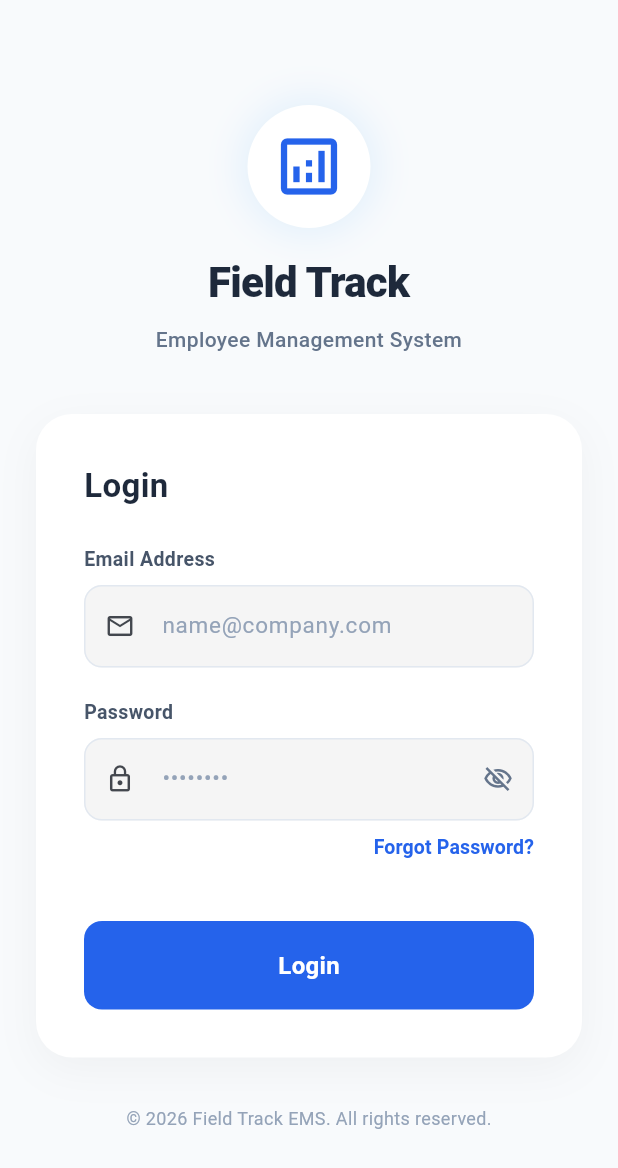
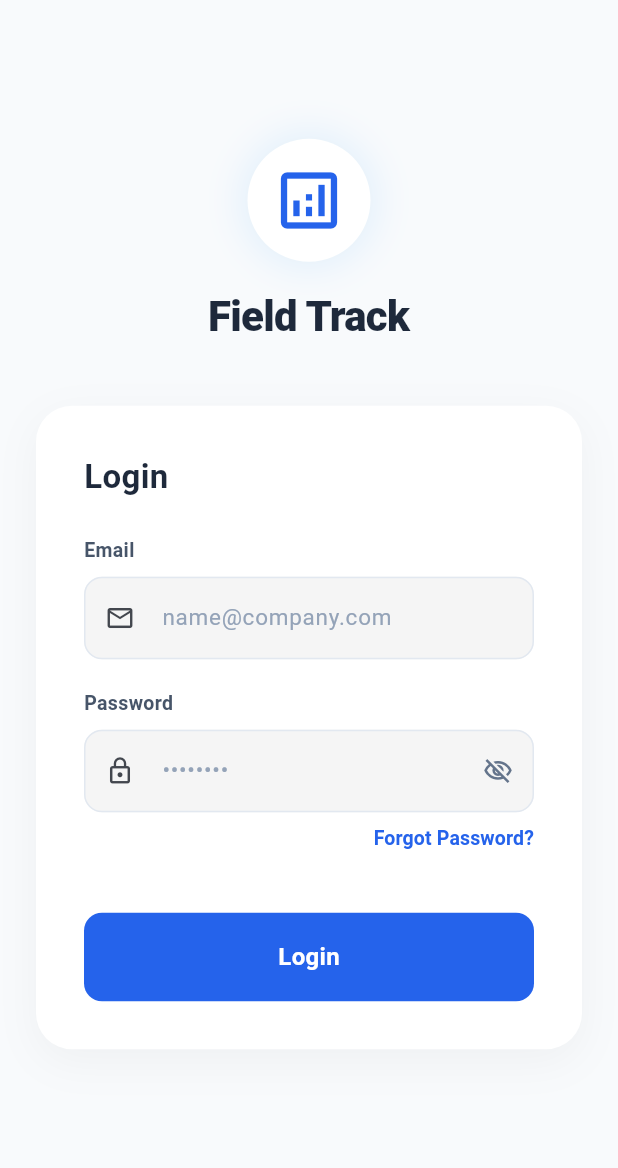
Before and after one commit to Het1605/field_track, a Flutter app: the screen it shows after launch, on a phone screen of 412 x 824 dp. Shown: the top 1168 px of the screen. Run offline on Flutter 3.47's test engine with Material 3 defaults, Android fonts, the phone set to English and light mode, and no system bars; our stand-ins replace flutter_dotenv, geolocator, permission_handler, shared_preferences, sqflite; missing offline and left inert: flutter_background_service; accounts and stored records are empty.

Commit message:
fix small Ui

```diff
--- a/lib/screens/login_screen.dart
+++ b/lib/screens/login_screen.dart
@@ -126,16 +126,6 @@ class _LoginScreenState extends State<LoginScreen> {
                     letterSpacing: -0.5,
                   ),
                 ),
-                const SizedBox(height: 8),
-                const Text(
-                  'Employee Management System',
-                  textAlign: TextAlign.center,
-                  style: TextStyle(
-                    fontSize: 14,
-                    color: Color(0xFF64748B),
-                    fontWeight: FontWeight.w500,
-                  ),
-                ),
                 const SizedBox(height: 40),
 
                 // Login Form Container
@@ -170,7 +160,7 @@ class _LoginScreenState extends State<LoginScreen> {
 
                         // Email Field
                         _buildInputField(
-                          label: 'Email Address',
+                          label: 'Email',
                           hint: 'name@company.com',
                           controller: _emailController,
                           icon: Icons.mail_outline,
@@ -240,10 +230,6 @@ class _LoginScreenState extends State<LoginScreen> {
                 ),
 
                 const SizedBox(height: 32),
-                const Text(
-                  '© 2026 Field Track EMS. All rights reserved.',
-                  style: TextStyle(fontSize: 12, color: Color(0xFF94A3B8)),
-                ),
               ],
             ),
           ),
```
Also changed, not shown: lib/screens/home_screen.dart (+7 -17 lines).
